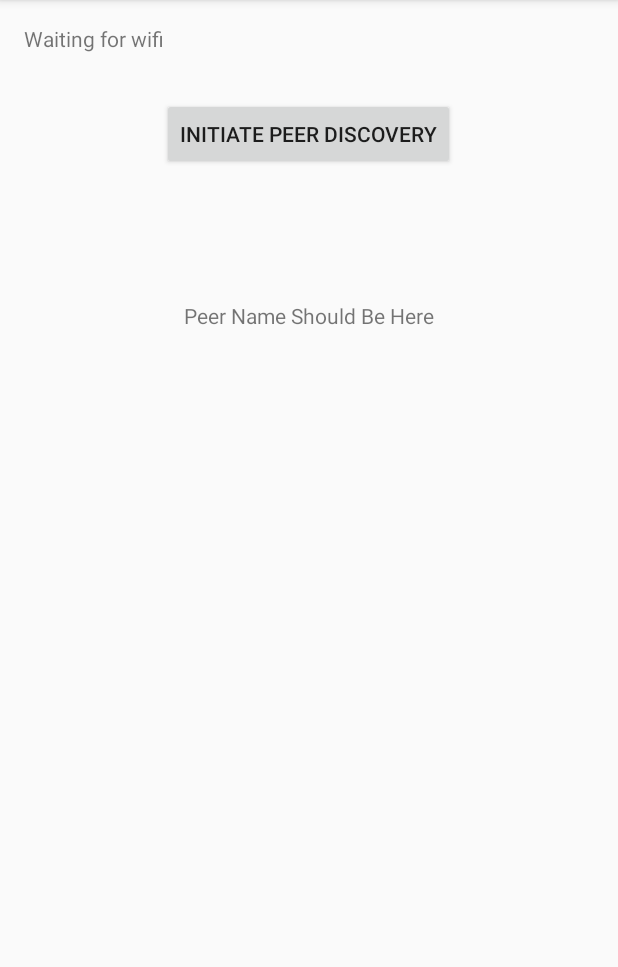
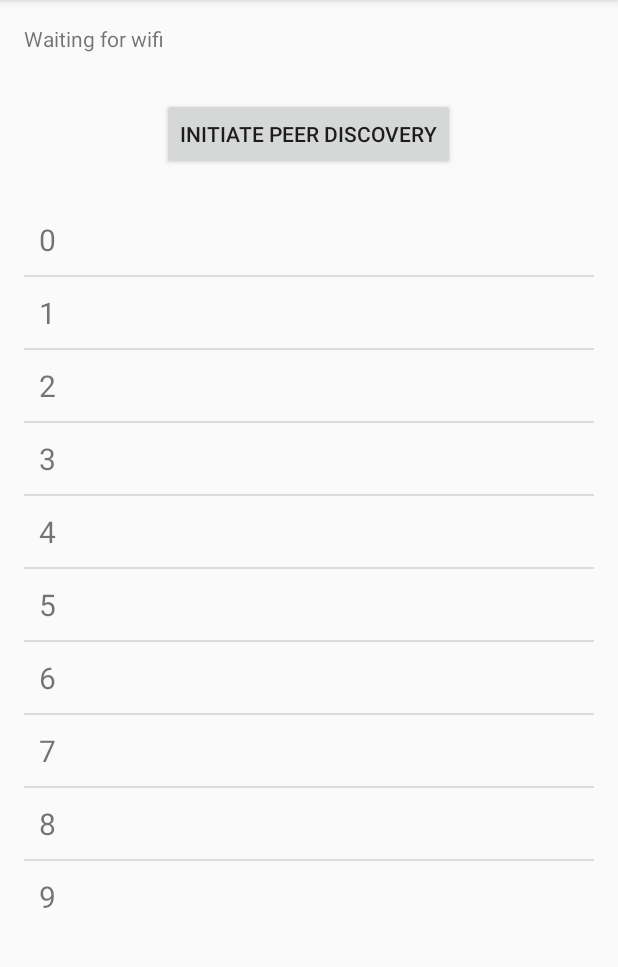
Before and after one commit to Carried-by-Compiler/Battleships, an Android app: the screen it shows after launch (MainActivity), on a phone screen of 412 x 824 dp, the part 84-1051 px from its top. Run offline under Robolectric (Android 15) with nearby library versions, the light colour scheme and no system bars.

Commit message:
Connection Code
Implemented code for connecting to peers.

```diff
--- a/Battleships/app/src/main/java/com/example/battleships/WiFiDirectBroadcastReceiver.java
+++ b/Battleships/app/src/main/java/com/example/battleships/WiFiDirectBroadcastReceiver.java
@@ -22,20 +22,9 @@ public class WiFiDirectBroadcastReceiver extends BroadcastReceiver {
     private WifiP2pManager mManager;
     private WifiP2pManager.Channel mChannel;
     private MainActivity mActivity;
-    private WifiP2pManager.PeerListListener peerListListener = new WifiP2pManager.PeerListListener() {
-        @Override
-        public void onPeersAvailable(WifiP2pDeviceList peerList) {
-            Collection<WifiP2pDevice> refreshedPeers = peerList.getDeviceList();
-            if (!refreshedPeers.equals(peers)) {
-                peers.clear();
-                peers.addAll(refreshedPeers);
+    private WifiP2pManager.PeerListListener peerListListener;
 
-                mActivity.displayPeer(peers.get(0));
-            }
-        }
-    };
-
-    private List<WifiP2pDevice> peers = new ArrayList<WifiP2pDevice>();
+    private ArrayList<WifiP2pDevice> peers = new ArrayList<WifiP2pDevice>();
 
     public WiFiDirectBroadcastReceiver(WifiP2pManager manager, WifiP2pManager.Channel channel,
                                        MainActivity activity) {
@@ -43,6 +32,19 @@ public class WiFiDirectBroadcastReceiver extends BroadcastReceiver {
         this.mManager = manager;
         this.mChannel = channel;
         this.mActivity = activity;
+
+        peerListListener = new WifiP2pManager.PeerListListener() {
+            @Override
+            public void onPeersAvailable(WifiP2pDeviceList peerList) {
+                Collection<WifiP2pDevice> refreshedPeers = peerList.getDeviceList();
+                if (!refreshedPeers.equals(peers)) {
+                    peers.clear();
+                    peers.addAll(refreshedPeers);
+
+                    mActivity.displayPeers(peers);
+                }
+            }
+        };
     }
 
     @Override
--- a/Battleships/app/src/main/res/layout/activity_main.xml
+++ b/Battleships/app/src/main/res/layout/activity_main.xml
@@ -25,12 +25,11 @@
         android:layout_marginTop="30dp"
         android:id="@+id/button" />
 
-    <TextView
-        android:text="Peer Name Should Be Here"
-        android:layout_width="wrap_content"
+    <ListView
+        android:layout_width="match_parent"
         android:layout_height="wrap_content"
-        android:layout_below="@+id/button"
-        android:layout_centerHorizontal="true"
-        android:layout_marginTop="87dp"
-        android:id="@+id/peer_name" />
+        android:id="@+id/peer_list"
+        android:layout_marginTop="120dp">
+
+    </ListView>
 </RelativeLayout>
```
Also changed, not shown: Battleships/app/src/main/java/com/example/battleships/MainActivity.java (+68 -4 lines).
